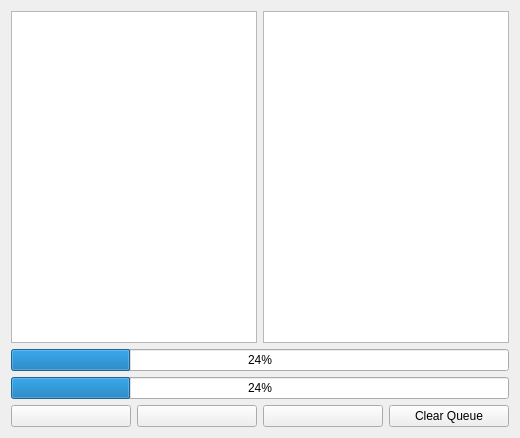
The window that form.ui (dragonforce-devs/simple-video-converter) describes before a commit, drawn with Qt 5.
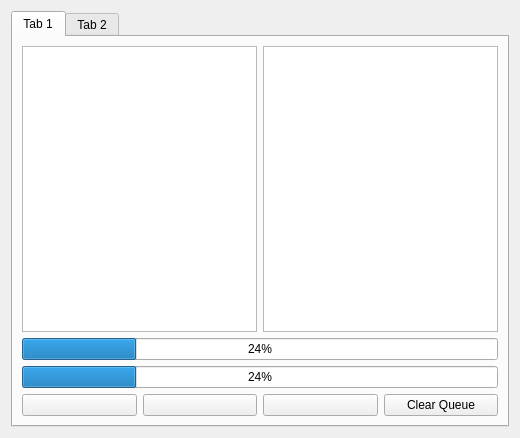
The same window after the commit.

Commit message: Added a new Tab for additional controls

What changed in the file:
```diff
--- a/form.ui
+++ b/form.ui
@@ -15,7 +15,17 @@
   </property>
   <layout class="QVBoxLayout" name="verticalLayout_2">
    <item>
-    <layout class="QHBoxLayout" name="horizontalLayout">
+    <widget class="QTabWidget" name="tabWidget">
+     <property name="currentIndex">
+      <number>0</number>
+     </property>
+     <widget class="QWidget" name="tab">
+      <attribute name="title">
+       <string>Tab 1</string>
+      </attribute>
+      <layout class="QVBoxLayout" name="verticalLayout_4">
+       <item>
+        <layout class="QHBoxLayout" name="horizontalLayout_3">
      <item>
       <widget class="QListView" name="listViewFiles"/>
      </item>
@@ -25,6 +35,8 @@
     </layout>
    </item>
    <item>
+        <layout class="QVBoxLayout" name="verticalLayout_3">
+         <item>
     <layout class="QVBoxLayout" name="verticalLayout">
      <item>
       <widget class="QProgressBar" name="progbarTotal">
@@ -42,8 +54,10 @@
      </item>
     </layout>
    </item>
+        </layout>
+       </item>
    <item>
-    <layout class="QHBoxLayout" name="horizontalLayout_2">
+        <layout class="QHBoxLayout" name="horizontalLayout">
      <item>
       <widget class="QPushButton" name="btnOpen">
        <property name="text">
@@ -73,6 +87,15 @@
       </widget>
      </item>
     </layout>
+       </item>
+      </layout>
+     </widget>
+     <widget class="QWidget" name="tab_2">
+      <attribute name="title">
+       <string>Tab 2</string>
+      </attribute>
+     </widget>
+    </widget>
    </item>
   </layout>
  </widget>
```
Lines whose indentation alone changed are shown as unchanged. The commit also changes 1 other file.
